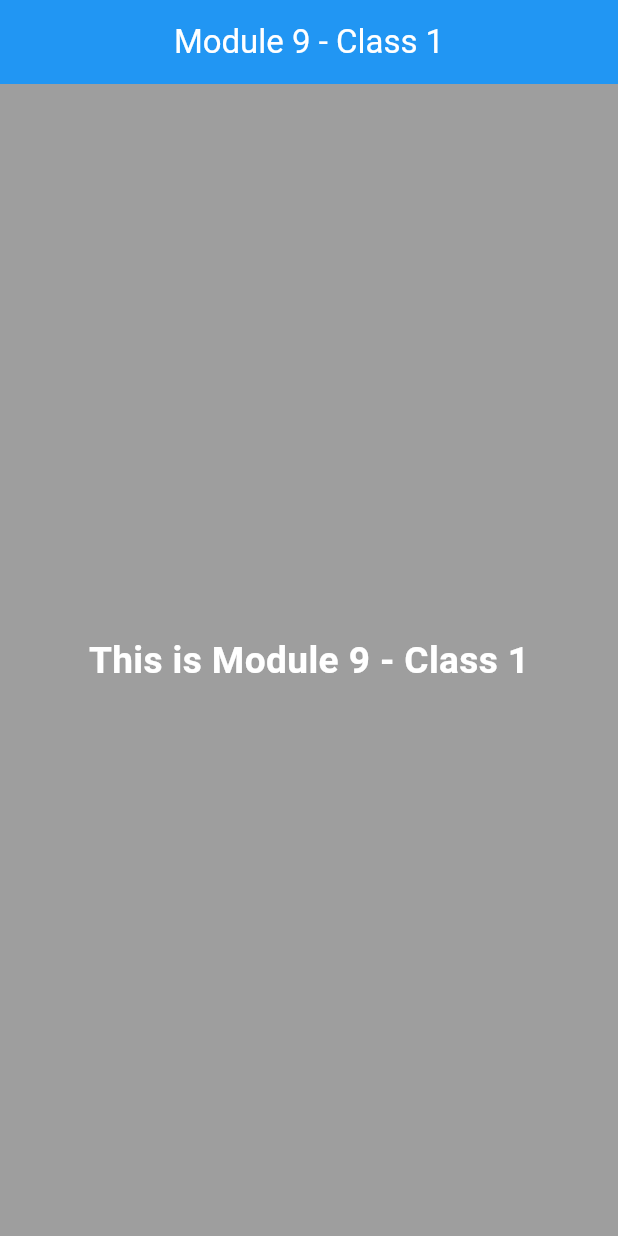
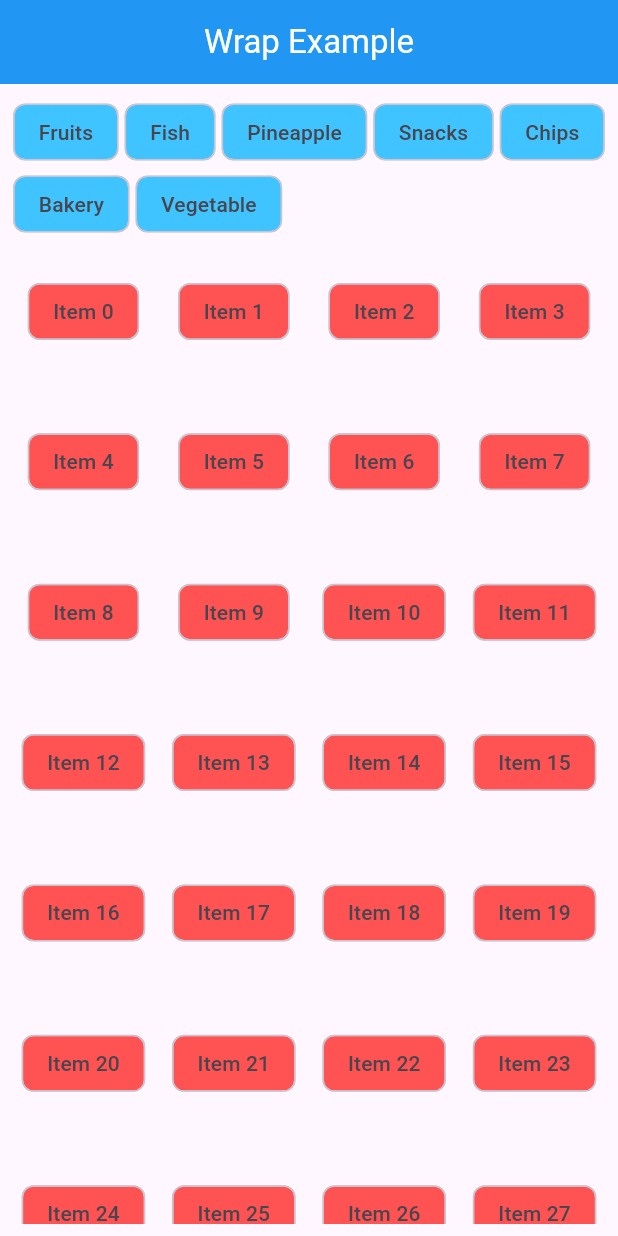
Before and after one commit to WebAdib/ostad_pp1, a Flutter app: the screen it shows after launch, on a phone screen of 412 x 824 dp. Run offline on Flutter 3.47's test engine with Material 3 defaults, Android fonts, the light colour scheme and no system bars.

Commit message:
wrap class

```diff
--- a/lib/Module9_Class1.dart
+++ b/lib/Module9_Class1.dart
@@ -1,5 +1,6 @@
 import 'package:flutter/material.dart';
 
+// Media queries
 class Module_9Class1 extends StatelessWidget {
   const Module_9Class1({super.key});
 
@@ -33,3 +34,55 @@ class Module_9Class1 extends StatelessWidget {
     );
   }
 }
+
+//wrap example
+class WrapExample extends StatelessWidget {
+  final List<String> categories = [
+    'Fruits',
+    'Fish',
+    'Pineapple',
+    'Snacks',
+    'Chips',
+    'Bakery',
+    'Vegetable'
+  ];
+  //const WrapExample({super.key});
+
+  @override
+  Widget build(BuildContext context) {
+    return Scaffold(
+      appBar: AppBar(
+        title: Text('Wrap Example'),
+      ),
+      body: Padding(
+        padding: const EdgeInsets.all(8.0),
+        child: Column(
+          children: [
+            Wrap(
+              spacing: 4,
+              children: categories.map((category) {
+                return Chip(
+                  label: Text(category),
+                  backgroundColor: Colors.lightBlueAccent,
+                );
+              }).toList(),
+            ),
+            Expanded(
+              child: GridView.count(
+                crossAxisCount: 4,
+                crossAxisSpacing: 5,
+                mainAxisSpacing: 5,
+                children: List.generate(
+                  150,
+                  (index) => Chip(
+                      label: Text("Item ${index}"),
+                      backgroundColor: Colors.redAccent),
+                ),
+              ),
+            ),
+          ],
+        ),
+      ),
+    );
+  }
+}
--- a/lib/MyApp.dart
+++ b/lib/MyApp.dart
@@ -29,7 +29,7 @@ class MyApp extends StatelessWidget {
       ),
       title: '1st Practice App',
       debugShowCheckedModeBanner: false,
-      home: Module_9Class1(),
+      home: WrapExample(),
     );
   }
 }
```
